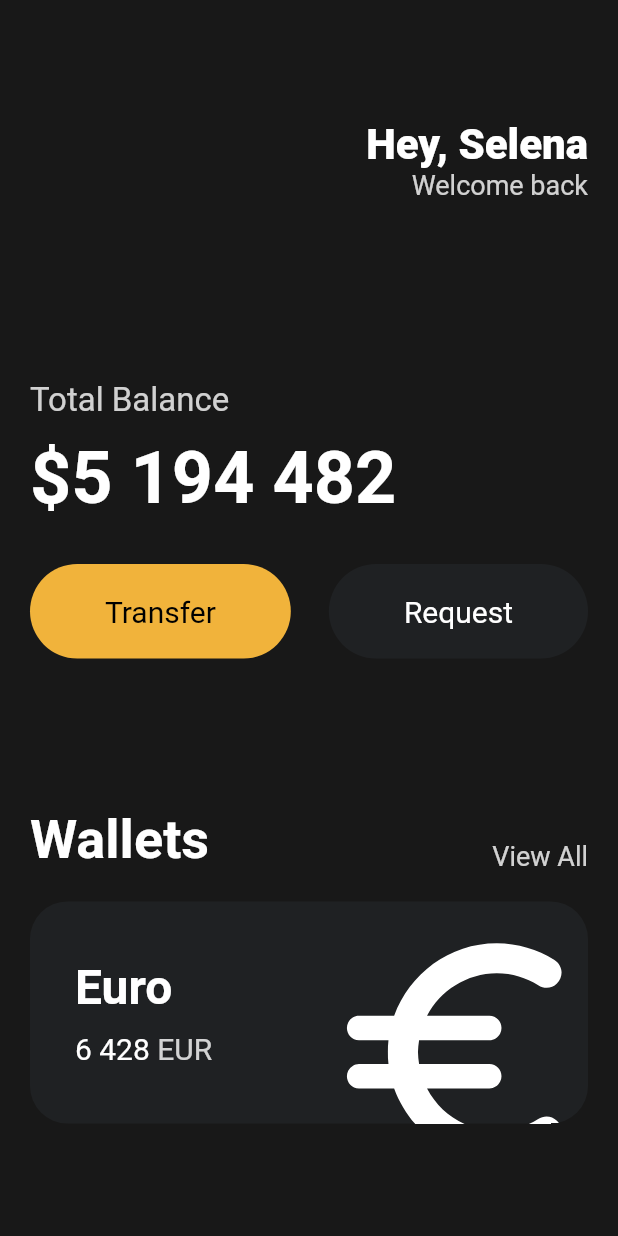
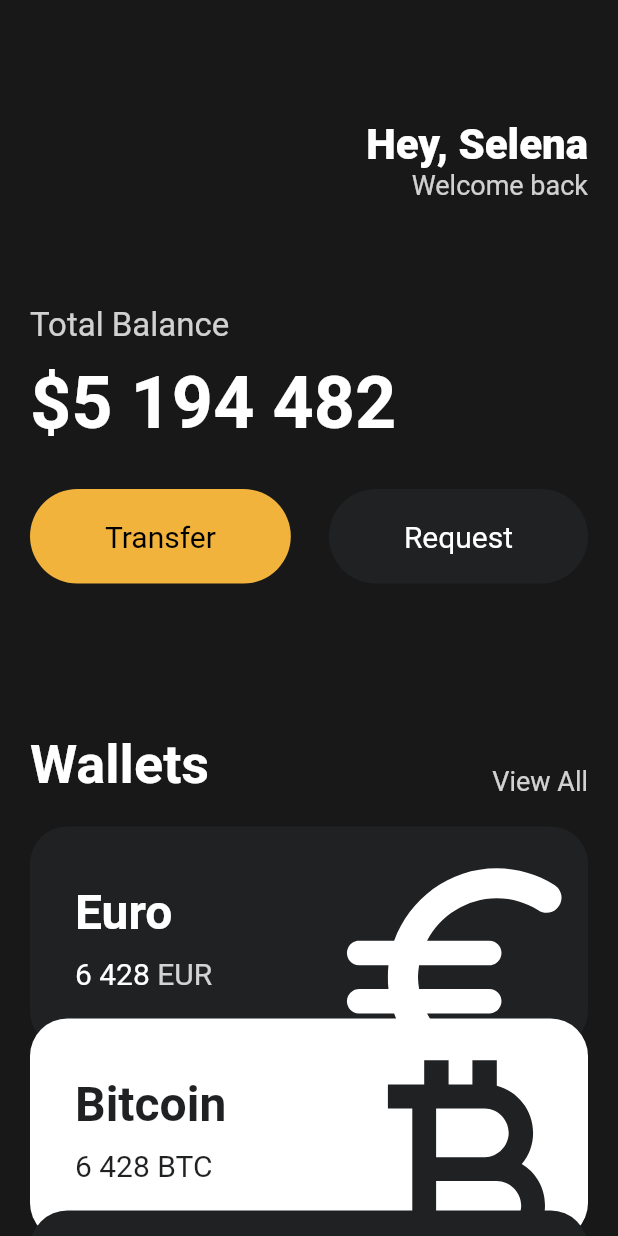
Before and after one commit to cruway/crutoon, a Flutter app: the screen it shows after launch, on a phone screen of 412 x 824 dp. Run offline on Flutter 3.47's test engine with Material 2 defaults, Android fonts, the phone set to English and light mode, and no system bars.

Commit message:
card complete

```diff
--- a/lib/main.dart
+++ b/lib/main.dart
@@ -1,4 +1,5 @@
 import 'package:crutoon/widgets/button.dart';
+import 'package:crutoon/widgets/currency_card.dart';
 import 'package:flutter/material.dart';
 
 void main() {
@@ -13,7 +14,8 @@ class App extends StatelessWidget {
     return MaterialApp(
       home: Scaffold(
         backgroundColor: const Color(0xFF181818),
-        body: Padding(
+        body: SingleChildScrollView(
+          child: Padding(
             padding: const EdgeInsets.symmetric(
               horizontal: 20,
             ),
@@ -49,7 +51,7 @@ class App extends StatelessWidget {
                   ],
                 ),
                 const SizedBox(
-                height: 120,
+                  height: 70,
                 ),
                 Text(
                   'Total Balance',
@@ -114,72 +116,37 @@ class App extends StatelessWidget {
                 const SizedBox(
                   height: 20,
                 ),
-              Container(
-                clipBehavior: Clip.hardEdge,
-                decoration: BoxDecoration(
-                  color: const Color(0xFF1F2123),
-                  borderRadius: BorderRadius.circular(25),
+                const CurrencyCard(
+                  name: 'Euro',
+                  code: 'EUR',
+                  amount: '6 428',
+                  icon: Icons.euro_rounded,
+                  isInverted: false,
                 ),
-                child: Padding(
-                  padding: const EdgeInsets.all(30),
-                  child: Row(
-                    mainAxisAlignment: MainAxisAlignment.spaceBetween,
-                    children: [
-                      Column(
-                        crossAxisAlignment: CrossAxisAlignment.start,
-                        children: [
-                          const Text(
-                            'Euro',
-                            style: TextStyle(
-                              color: Colors.white,
-                              fontSize: 32,
-                              fontWeight: FontWeight.w600,
+                Transform.translate(
+                  offset: const Offset(0, -20),
+                  child: const CurrencyCard(
+                    name: 'Bitcoin',
+                    code: 'BTC',
+                    amount: '9 785',
+                    icon: Icons.currency_bitcoin,
+                    isInverted: true,
                   ),
                 ),
-                          const SizedBox(
-                            height: 10,
-                          ),
-                          Row(
-                            children: [
-                              const Text(
-                                '6 428',
-                                style: TextStyle(
-                                  color: Colors.white,
-                                  fontSize: 20,
-                                ),
-                              ),
-                              const SizedBox(
-                                width: 5,
-                              ),
-                              Text(
-                                'EUR',
-                                style: TextStyle(
-                                  color: Colors.white.withOpacity(0.8),
-                                  fontSize: 20,
-                                ),
-                              ),
-                            ],
-                          ),
-                        ],
-                      ),
-                      Transform.scale(
-                        scale: 2.2,
-                        child: Transform.translate(
-                          offset: const Offset(-5, 12),
-                          child: const Icon(
-                            Icons.euro_rounded,
-                            color: Colors.white,
-                            size: 88,
-                          ),
+                Transform.translate(
+                  offset: const Offset(0, -40),
+                  child: const CurrencyCard(
+                    name: 'Dollar',
+                    code: 'USD',
+                    amount: '428',
+                    icon: Icons.attach_money_outlined,
+                    isInverted: false,
                   ),
                 ),
               ],
             ),
           ),
         ),
-            ],
-          ),
-        ),
       ),
     );
   }
--- /dev/null
+++ b/lib/widgets/currency_card.dart
@@ -0,0 +1,90 @@
+import 'package:flutter/material.dart';
+
+class CurrencyCard extends StatelessWidget {
+  final String name, code, amount;
+  final IconData icon;
+  final bool isInverted;
+
+  final _blackColor = const Color(0xFF1F2123);
+
+  const CurrencyCard({
+    super.key,
+    required this.name,
+    required this.code,
+    required this.amount,
+    required this.icon,
+    required this.isInverted,
+  });
+
+  @override
+  Widget build(BuildContext context) {
+    return Container(
+      clipBehavior: Clip.hardEdge,
+      decoration: BoxDecoration(
+        color: isInverted ? Colors.white : _blackColor,
+        borderRadius: BorderRadius.circular(25),
+      ),
+      child: Padding(
+        padding: const EdgeInsets.all(30),
+        child: Row(
+          mainAxisAlignment: MainAxisAlignment.spaceBetween,
+          children: [
+            Column(
+              crossAxisAlignment: CrossAxisAlignment.start,
+              children: [
+                Text(
+                  name,
+                  style: TextStyle(
+                    color: isInverted ? _blackColor : Colors.white,
+                    fontSize: 32,
+                    fontWeight: FontWeight.w600,
+                  ),
+                ),
+                const SizedBox(
+                  height: 10,
+                ),
+                Row(
+                  children: [
+                    Text(
+                      '6 428',
+                      style: TextStyle(
+                        color: isInverted ? _blackColor : Colors.white,
+                        fontSize: 20,
+                      ),
+                    ),
+                    const SizedBox(
+                      width: 5,
+                    ),
+                    Text(
+                      code,
+                      style: TextStyle(
+                        color: isInverted
+                            ? _blackColor
+                            : Colors.white.withOpacity(0.8),
+                        fontSize: 20,
+                      ),
+                    ),
+                  ],
+                ),
+              ],
+            ),
+            Transform.scale(
+              scale: 2.2,
+              child: Transform.translate(
+                offset: const Offset(
+                  -5,
+                  12,
+                ),
+                child: Icon(
+                  icon,
+                  color: isInverted ? _blackColor : Colors.white,
+                  size: 88,
+                ),
+              ),
+            ),
+          ],
+        ),
+      ),
+    );
+  }
+}
```
Lines whose indentation alone changed are shown as unchanged.
